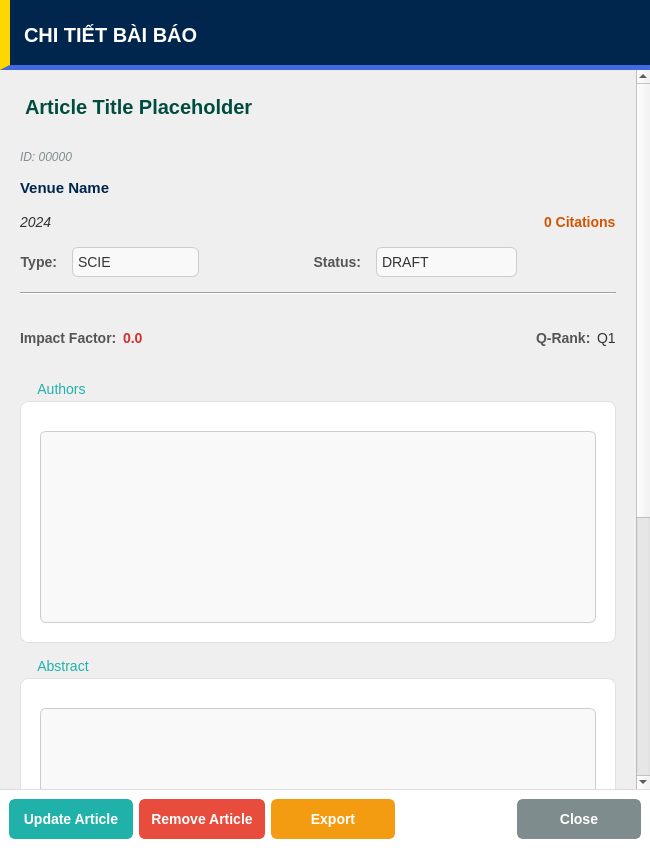
Qt form src/components/dialogs/article/articledetailsdialog.ui (DamPhuQuy/Scientific-Article-Management) before a commit.
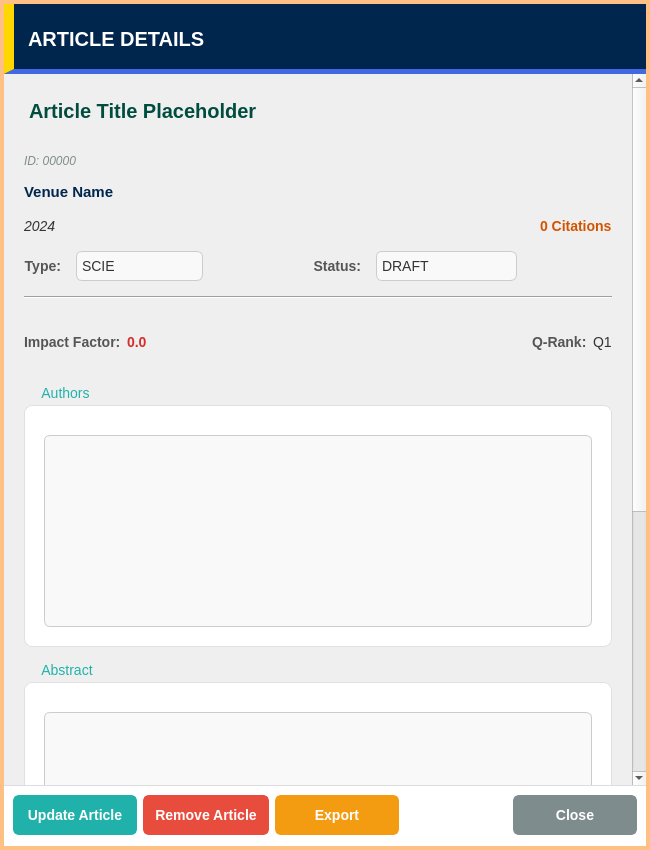
The same form after that commit.

Commit message:
Refactor UI and update translations for article, author, and user dialogs
- Updated UI margins and paddings for better layout consistency across various dialogs.
- Translated Vietnamese text to English in multiple UI files, including article details, input, statistics, update dialogs, and user information dialogs.
- Changed button labels and messages to English for better accessibility.
- Ensured consistent styling and alignment in the main window and login/signup forms.
- Improved user feedback messages for login and registration processes.

```diff
--- a/src/components/dialogs/article/articledetailsdialog.ui
+++ b/src/components/dialogs/article/articledetailsdialog.ui
@@ -162,16 +162,16 @@
     <number>0</number>
    </property>
    <property name="leftMargin">
-    <number>0</number>
+    <number>4</number>
    </property>
    <property name="topMargin">
-    <number>0</number>
+    <number>4</number>
    </property>
    <property name="rightMargin">
-    <number>0</number>
+    <number>4</number>
    </property>
    <property name="bottomMargin">
-    <number>0</number>
+    <number>4</number>
    </property>
    <item>
     <widget class="QWidget" name="headerContainer" native="true">
@@ -191,7 +191,7 @@
          <string notr="true">color:#ffffff;font-weight:900;font-size:20px;background:transparent;padding-left:10px;</string>
         </property>
         <property name="text">
-         <string>CHI TIẾT BÀI BÁO</string>
+         <string>ARTICLE DETAILS</string>
         </property>
         <property name="alignment">
          <set>Qt::AlignmentFlag::AlignLeading|Qt::AlignmentFlag::AlignLeft|Qt::AlignmentFlag::AlignVCenter</set>
```
The commit also changes 36 other files.
